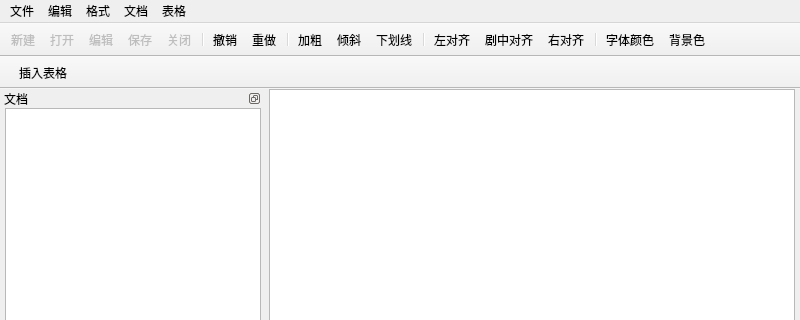
First picture: the form in mainwindow.ui, repository yileiren/YDocManager, before the edit; both pictures show x 0 to 800 and y 0 to 320 of the 800 by 600 pixel window.
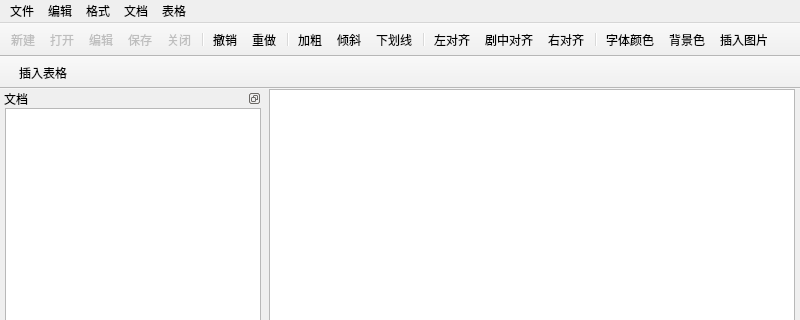
Second picture: the form after the edit. Icons and pictures are not drawn. Custom widgets are drawn as their Qt base class.

Commit message: 增加选择图片窗口，中间提交，图库创建功能还没完成

```diff
--- a/mainwindow.ui
+++ b/mainwindow.ui
@@ -169,6 +169,7 @@
    <addaction name="separator"/>
    <addaction name="fontColorAction"/>
    <addaction name="backgroundColorAction"/>
+   <addaction name="insertImageAction"/>
   </widget>
   <widget class="QStatusBar" name="statusBar">
    <property name="contextMenuPolicy">
```
The commit also changes 5 other files.
